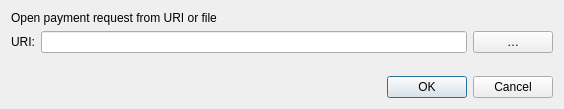
Old version of the form src/qt/forms/openuridialog.ui in the repository litebitcoins/litebitcoin.
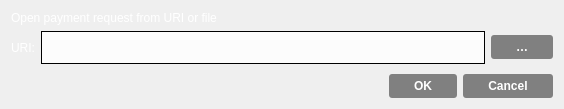
New version of the form. Icons and pictures are not drawn. Custom widgets are drawn as their Qt base class.

Commit message:
Edit all form with Qt Creator
Edit in form button's, color's text, text... with Qt Creator. ,what hard to set with qss styles.

The edit to the form file:
```diff
--- a/src/qt/forms/openuridialog.ui
+++ b/src/qt/forms/openuridialog.ui
@@ -13,9 +13,253 @@
   <property name="windowTitle">
    <string>Open URI</string>
   </property>
+  <property name="styleSheet">
+   <string notr="true">QDialog#OpenURIDialog{
+border-image: url(':/images/lbtcendbtc') 0 0 0 0 stretch stretch;
+}
+.QCheckBox { /* Checkbox Labels */
+color:#fff;
+background-color:transparent;
+}
+
+.QCheckBox:hover {
+background-color:transparent;
+}
+
+.QValidatedLineEdit, .QLineEdit { /* Text Entry Fields */
+border: 1px solid #000000;
+font-size:11px;
+min-height:25px;
+outline:0;
+padding:3px;
+background-color:#fcfcfc;
+}
+
+.QLineEdit:!focus {
+font-size:12px;
+}
+
+.QValidatedLineEdit:disabled, .QLineEdit:disabled {
+background-color:#f2f2f2;
+}
+
+/*******************************************************/
+
+QPushButton { /* Global Button Style */
+background-color:qlineargradient(spread:pad, cx:0.5, cy:0.5, radius:0.5, fx:0.5, fy:0.5, stop:0.494318 rgba(0, 0, 0, 118));
+border:0;
+border-radius:3px;
+color:#ffffff;
+font-size:12px;
+font-weight:bold;
+padding-left:25px;
+padding-right:25px;
+padding-top:5px;
+padding-bottom:5px;
+}
+
+QPushButton:hover {
+background-color:qlineargradient(spread:pad, cx:0.5, cy:0.5, radius:0.5, fx:0.5, fy:0.5, stop:0.494318 rgba(0, 0, 0, 171));
+}
+
+QPushButton:focus {
+border:none;
+outline:none;
+}
+
+QPushButton:pressed {
+border:1px solid #FFFFFF;
+}
+
+QComboBox { /* Dropdown Menus */
+border:1px solid #000000;
+padding: 3px 5px 3px 5px;
+background:#fcfcfc;
+min-height:25px;
+color:#818181;
+}
+
+QComboBox:checked {
+background:#f2f2f2;
+}
+
+QComboBox:editable {
+background: #3398CC;
+color:#616161;
+border:0px solid transparent;
+}
+
+QComboBox::drop-down {
+width:25px;
+border:0px;
+}
+
+QComboBox::down-arrow {
+border-image: url(':/images/drkblue_downArrow') 0 0 0 0 stretch stretch;
+}
+
+QComboBox QListView {
+background:#fff;
+border:1px solid #333;
+padding-right:1px;
+padding-left:1px;
+}
+
+QComboBox QAbstractItemView::item { margin:4px; }
+
+QComboBox::item {
+color:#818181;
+}
+
+QComboBox::item:alternate {
+background:#fff;
+}
+
+QComboBox::item:selected {
+border:0px solid transparent;
+background:#f2f2f2;
+}
+
+QComboBox::indicator {
+background-color:transparent;
+selection-background-color:transparent;
+color:transparent;
+selection-color:transparent;
+}
+
+QCheckBox {
+spacing: 5px;
+}
+
+QCheckBox::indicator {
+width: 16px;
+height: 16px;
+}
+
+QCheckBox::indicator:unchecked {
+image:url(':/images/unchecked');
+}
+
+QCheckBox::indicator:unchecked:hover {
+image:url(':/images/unchecked');
+}
+
+QCheckBox::indicator:unchecked:pressed {
+image:url(':/images/checked');
+}
+
+QCheckBox::indicator:checked {
+image:url(':/images/checked');
+}
+
+QCheckBox::indicator:checked:hover {
+image:url(':/images/checked');
+}
+
+QCheckBox::indicator:checked:pressed {
+image:url(':/images/unchecked');
+}
+
+QCheckBox::indicator:indeterminate:hover {
+image:url(':/images/unchecked');
+}
+
+QCheckBox::indicator:indeterminate:pressed {
+image:url(':/images/checked');
+}
+
+QAbstractSpinBox {
+border:1px solid #000000;
+padding: 3px 5px 3px 5px;
+background:#fcfcfc;
+min-height:25px;
+color:#818181;
+}
+
+QAbstractSpinBox::up-button {
+subcontrol-origin: border;
+subcontrol-position: top right;
+width:21px;
+background:#fcfcfc;
+border-left:0px;
+border-right:1px solid #000000;
+border-top:1px solid #000000;
+border-bottom:0px;
+padding-right:1px;
+padding-left:5px;
+padding-top:2px;
+}
+
+QAbstractSpinBox::up-arrow {
+image:url(':/images/drkblue_upArrow_small');
+}
+
+QAbstractSpinBox::down-button {
+subcontrol-origin: border;
+subcontrol-position: bottom right;
+width:21px;
+background:#fcfcfc;
+border-top:0px;
+border-left:0px;
+border-right:1px solid #000000;
+border-bottom:1px solid #000000;
+padding-right:1px;
+padding-left:5px;
+padding-bottom:2px;
+}
+
+QAbstractSpinBox::down-arrow {
+image:url(':/images/drkblue_downArrow_small');
+}
+
+QMessageBox {
+border-image: url(':/images/lbtcendbtc') 0 0 0 0 stretch stretch;
+}
+
+QMessageBox QLabel {
+color: rgb(255, 255, 255);
+}</string>
+  </property>
   <layout class="QVBoxLayout" name="verticalLayout">
    <item>
     <widget class="QLabel" name="label_2">
+     <property name="palette">
+      <palette>
+       <active>
+        <colorrole role="WindowText">
+         <brush brushstyle="SolidPattern">
+          <color alpha="255">
+           <red>255</red>
+           <green>255</green>
+           <blue>255</blue>
+          </color>
+         </brush>
+        </colorrole>
+       </active>
+       <inactive>
+        <colorrole role="WindowText">
+         <brush brushstyle="SolidPattern">
+          <color alpha="255">
+           <red>255</red>
+           <green>255</green>
+           <blue>255</blue>
+          </color>
+         </brush>
+        </colorrole>
+       </inactive>
+       <disabled>
+        <colorrole role="WindowText">
+         <brush brushstyle="SolidPattern">
+          <color alpha="255">
+           <red>120</red>
+           <green>120</green>
+           <blue>120</blue>
+          </color>
+         </brush>
+        </colorrole>
+       </disabled>
+      </palette>
+     </property>
      <property name="text">
       <string>Open payment request from URI or file</string>
      </property>
@@ -25,6 +269,43 @@
     <layout class="QHBoxLayout" name="horizontalLayout">
      <item>
       <widget class="QLabel" name="label">
+       <property name="palette">
+        <palette>
+         <active>
+          <colorrole role="WindowText">
+           <brush brushstyle="SolidPattern">
+            <color alpha="255">
+             <red>255</red>
+             <green>255</green>
+             <blue>255</blue>
+            </color>
+           </brush>
+          </colorrole>
+         </active>
+         <inactive>
+          <colorrole role="WindowText">
+           <brush brushstyle="SolidPattern">
+            <color alpha="255">
+             <red>255</red>
+             <green>255</green>
+             <blue>255</blue>
+            </color>
+           </brush>
+          </colorrole>
+         </inactive>
+         <disabled>
+          <colorrole role="WindowText">
+           <brush brushstyle="SolidPattern">
+            <color alpha="255">
+             <red>120</red>
+             <green>120</green>
+             <blue>120</blue>
+            </color>
+           </brush>
+          </colorrole>
+         </disabled>
+        </palette>
+       </property>
        <property name="text">
         <string>URI:</string>
        </property>
```
The commit also changes 16 other files.
